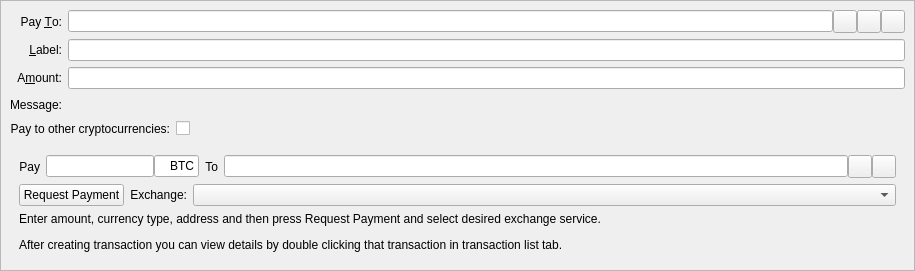
First picture: the form in src/qt/forms/sendcoinsentry.ui, repository Exgibichi/rt, before the edit.
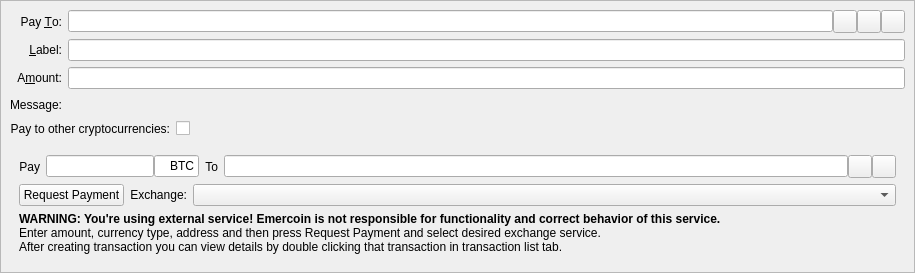
Second picture: the form after the edit. Icons and pictures are not drawn. Custom widgets are drawn as their Qt base class.

Commit message: fix windows build and add warning

The edit to the form file:
```diff
--- a/src/qt/forms/sendcoinsentry.ui
+++ b/src/qt/forms/sendcoinsentry.ui
@@ -7,7 +7,7 @@
     <x>0</x>
     <y>0</y>
     <width>915</width>
-    <height>271</height>
+    <height>273</height>
    </rect>
   </property>
   <property name="sizePolicy">
@@ -375,7 +375,7 @@
        <item row="2" column="0">
         <widget class="QLabel" name="infoExchLabel">
          <property name="text">
-          <string>&lt;html&gt;&lt;head/&gt;&lt;body&gt;&lt;p&gt;Enter amount, currency type, address and then press Request Payment and select desired exchange service.&lt;/p&gt;&lt;p&gt;After creating transaction you can view details by double clicking that transaction in transaction list tab.&lt;/p&gt;&lt;/body&gt;&lt;/html&gt;</string>
+          <string>&lt;html&gt;&lt;head/&gt;&lt;body&gt;&lt;p&gt;&lt;span style=&quot; font-weight:600;&quot;&gt;WARNING: You're using external service! Emercoin is not responsible for functionality and correct behavior of this service.&lt;/span&gt;&lt;br/&gt;Enter amount, currency type, address and then press Request Payment and select desired exchange service.&lt;br/&gt;After creating transaction you can view details by double clicking that transaction in transaction list tab.&lt;/p&gt;&lt;/body&gt;&lt;/html&gt;</string>
          </property>
         </widget>
        </item>
```
The commit also changes 1 other file.
